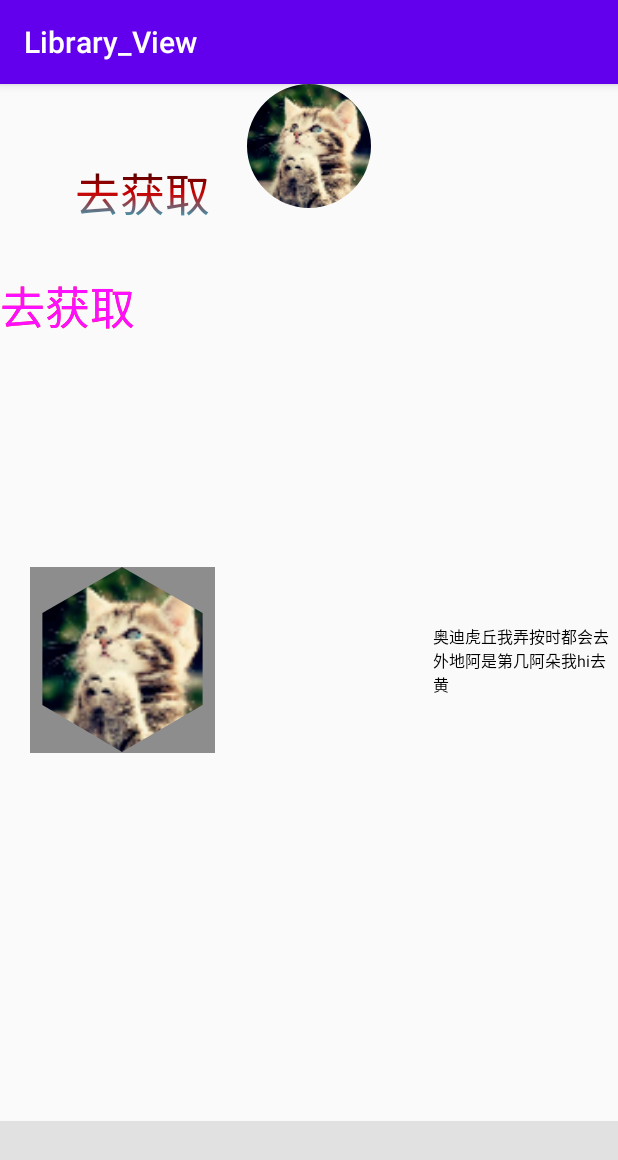
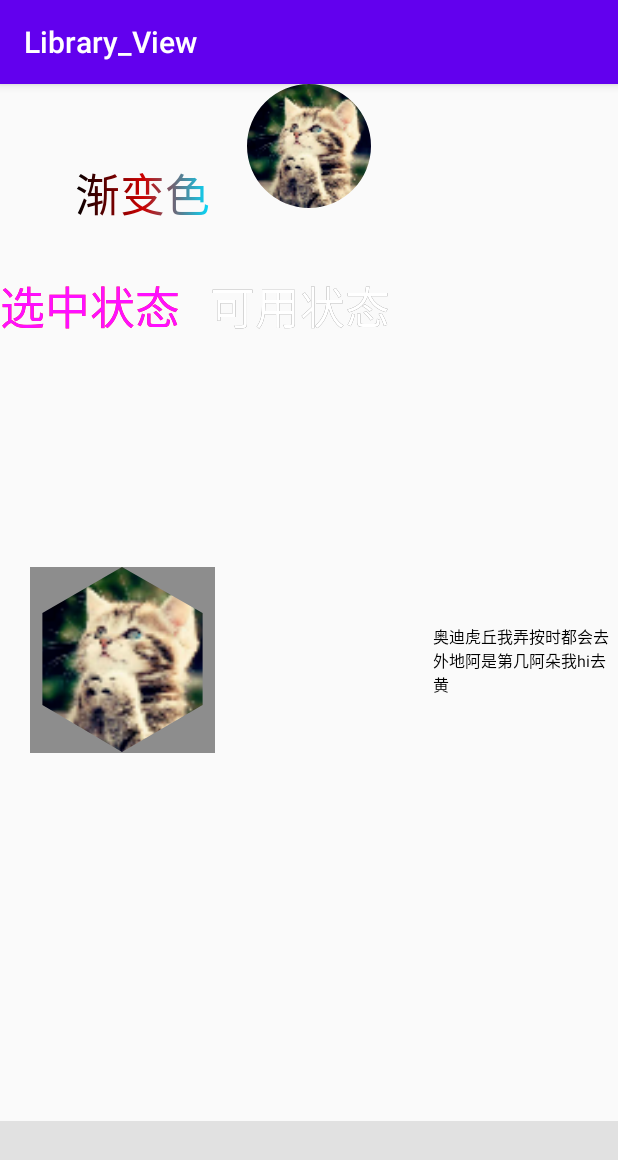
Before and after one commit to xiaoming6672/Library_View, an Android app: the screen it shows after launch (MainActivity), on a phone screen of 412 x 824 dp. Shown: the top 1160 px of the screen. Run offline under Robolectric (Android 15) with nearby library versions, the phone set to English and light mode, and no system bars; our stand-ins replace CircleImageView; 7 statements that could not run were skipped.

Commit message:
1.XMStrokeTextView中渐变色api抽离成XMGradientTextView； 2.XMStrokeTextView中添加判空；

```diff
--- a/app/src/main/java/com/zhang/library/library_view/activity/MainActivity.java
+++ b/app/src/main/java/com/zhang/library/library_view/activity/MainActivity.java
@@ -52,6 +52,16 @@ public class MainActivity extends AppCompatActivity {
             }
         });
 
+        findViewById(R.id.tv_stroke_select).setOnLongClickListener(new View.OnLongClickListener() {
+            @Override
+            public boolean onLongClick(View v) {
+                View view = findViewById(R.id.tv_stroke_enable);
+                view.setEnabled(!view.isEnabled());
+                return true;
+
+            }
+        });
+
         rvMarquee = findViewById(R.id.rv_marquee);
         rvMarquee.setAdapter(getMarqueeAdapter());
         rvMarquee.setTouchSupported(true);
--- /dev/null
+++ b/app/src/main/res/color/color_stroke_enable.xml
@@ -0,0 +1,7 @@
+<?xml version="1.0" encoding="utf-8"?>
+<selector xmlns:android="http://schemas.android.com/apk/res/android">
+
+    <item android:color="#FF0000" android:state_enabled="false" />
+
+    <item android:color="#000000" android:state_enabled="true" />
+</selector>
--- a/app/src/main/res/layout/activity_main.xml
+++ b/app/src/main/res/layout/activity_main.xml
@@ -6,19 +6,19 @@
     android:layout_height="match_parent"
     tools:context=".activity.MainActivity">
 
-    <com.zhang.library.view.XMStrokeTextView
+    <com.zhang.library.view.XMGradientTextView
         android:id="@+id/tv_my_stroke"
         android:layout_width="wrap_content"
         android:layout_height="wrap_content"
         android:layout_marginHorizontal="50dp"
         android:layout_marginVertical="50dp"
         android:gravity="center"
-        android:text="去获取"
+        android:text="渐变色"
         android:textColor="#FF00FF"
         android:textSize="30sp"
         app:gradientCenter="@android:color/holo_red_dark"
         app:gradientEnd="@android:color/holo_blue_bright"
-        app:gradientOrientation="vertical"
+        app:gradientOrientation="horizontal"
         app:gradientStart="@android:color/black"
         app:layout_constraintLeft_toLeftOf="parent"
         app:layout_constraintTop_toTopOf="parent"
@@ -32,12 +32,28 @@
         android:layout_width="wrap_content"
         android:layout_height="wrap_content"
         android:layout_marginTop="30dp"
-        android:text="去获取"
+        android:text="选中状态"
         android:textColor="@color/color_text"
         android:textSize="30sp"
         app:layout_constraintLeft_toLeftOf="parent"
         app:layout_constraintTop_toBottomOf="@id/tv_my_stroke"
-        app:strokeColor="@color/color_stroke"
+        app:strokeColor="@color/color_stroke_selected"
+        app:strokeWidth="5dp"
+        tools:ignore="HardcodedText" />
+
+    <com.zhang.library.view.XMStrokeTextView
+        android:id="@+id/tv_stroke_enable"
+        android:layout_width="wrap_content"
+        android:layout_height="wrap_content"
+        android:layout_marginStart="20dp"
+        android:layout_marginTop="30dp"
+        android:enabled="true"
+        android:text="可用状态"
+        android:textColor="#FFFFFF"
+        android:textSize="30sp"
+        app:layout_constraintLeft_toRightOf="@id/tv_stroke_select"
+        app:layout_constraintTop_toBottomOf="@id/tv_my_stroke"
+        app:strokeColor="@color/color_stroke_enable"
         app:strokeWidth="5dp"
         tools:ignore="HardcodedText" />
 
--- /dev/null
+++ b/lib/src/main/java/com/zhang/library/view/XMGradientTextView.java
@@ -0,0 +1,130 @@
+package com.zhang.library.view;
+
+import android.content.Context;
+import android.content.res.TypedArray;
+import android.graphics.Canvas;
+import android.graphics.LinearGradient;
+import android.graphics.Shader;
+import android.text.TextPaint;
+import android.util.AttributeSet;
+
+import java.lang.annotation.Retention;
+import java.lang.annotation.RetentionPolicy;
+
+import androidx.annotation.IntDef;
+import androidx.annotation.NonNull;
+import androidx.annotation.Nullable;
+import androidx.appcompat.widget.AppCompatTextView;
+
+/**
+ * 渐变色的TextView
+ *
+ * @author ZhangXiaoMing 2023-01-18 14:38 周三
+ */
+public class XMGradientTextView extends AppCompatTextView {
+
+
+    public static final int HORIZONTAL = 0;
+    public static final int VERTICAL = 1;
+
+    @IntDef({HORIZONTAL, VERTICAL})
+    @Retention(RetentionPolicy.SOURCE)
+    private @interface Orientation {
+    }
+
+    private int mOrientation = HORIZONTAL;
+    private int[] mGradientColor;
+
+    public XMGradientTextView(@NonNull Context context) {
+        this(context, null);
+    }
+
+    public XMGradientTextView(@NonNull Context context, @Nullable AttributeSet attrs) {
+        this(context, attrs, 0);
+    }
+
+    public XMGradientTextView(@NonNull Context context, @Nullable AttributeSet attrs, int defStyleAttr) {
+        super(context, attrs, defStyleAttr);
+
+        init(attrs);
+    }
+
+    private void init(AttributeSet attrs) {
+        TypedArray a = getContext().obtainStyledAttributes(attrs, R.styleable.XMGradientTextView);
+        mOrientation = a.getInteger(R.styleable.XMGradientTextView_gradientOrientation, HORIZONTAL);
+
+        Integer startColor = null, centerColor = null, endColor = null;
+        if (a.hasValue(R.styleable.XMGradientTextView_gradientStart))
+            startColor = a.getColor(R.styleable.XMGradientTextView_gradientStart, getCurrentTextColor());
+
+        if (a.hasValue(R.styleable.XMGradientTextView_gradientCenter))
+            centerColor = a.getColor(R.styleable.XMGradientTextView_gradientCenter, getCurrentTextColor());
+
+        if (a.hasValue(R.styleable.XMGradientTextView_gradientEnd))
+            endColor = a.getColor(R.styleable.XMGradientTextView_gradientEnd, getCurrentTextColor());
+
+        a.recycle();
+
+        if (startColor != null && endColor != null) {
+            if (centerColor != null)
+                mGradientColor = new int[]{startColor, centerColor, endColor};
+            else
+                mGradientColor = new int[]{startColor, endColor};
+        }
+
+    }
+
+    @Override
+    protected void onDraw(Canvas canvas) {
+        if (mGradientColor != null) {
+            TextPaint paint = getPaint();
+            paint.setShader(getGradient());
+        }
+
+        super.onDraw(canvas);
+    }
+
+    private LinearGradient getGradient() {
+        LinearGradient gradient;
+        if (mOrientation == VERTICAL) {
+            gradient = new LinearGradient(0, 0, 0, getHeight(), mGradientColor, null, Shader.TileMode.CLAMP);
+        } else {
+            gradient = new LinearGradient(0, 0, getWidth(), 0, mGradientColor, null, Shader.TileMode.CLAMP);
+        }
+
+        return gradient;
+    }
+
+    /**
+     * 设置颜色渐变方向
+     *
+     * @param orientation 渐变方向
+     */
+    public void setGradientOrientation(@Orientation int orientation) {
+        this.mOrientation = orientation;
+        invalidate();
+    }
+
+    /**
+     * 设置渐变颜色
+     *
+     * @param startColor 起始颜色
+     * @param endColor   结束颜色
+     */
+    public void setGradientColor(int startColor, int endColor) {
+        mGradientColor = new int[]{startColor, endColor};
+        invalidate();
+    }
+
+    /**
+     * 设置渐变颜色
+     *
+     * @param startColor  起始颜色
+     * @param centerColor 中间颜色
+     * @param endColor    结束颜色
+     */
+    public void setGradientColor(int startColor, int centerColor, int endColor) {
+        mGradientColor = new int[]{startColor, centerColor, endColor};
+        invalidate();
+    }
+}
--- a/lib/src/main/java/com/zhang/library/view/XMStrokeTextView.java
+++ b/lib/src/main/java/com/zhang/library/view/XMStrokeTextView.java
@@ -5,8 +5,6 @@ import android.content.res.ColorStateList;
 import android.content.res.TypedArray;
 import android.graphics.Canvas;
 import android.graphics.Color;
-import android.graphics.LinearGradient;
-import android.graphics.Shader;
 import android.text.TextPaint;
 import android.text.TextUtils;
 import android.util.AttributeSet;
@@ -34,7 +32,7 @@ public class XMStrokeTextView extends AppCompatTextView {
 
     @IntDef({HORIZONTAL, VERTICAL})
     @Retention(RetentionPolicy.SOURCE)
-    public @interface Orientation {
+    private @interface Orientation {
     }
 
     private final TextView mStrokeText;///用于描边的TextView
@@ -42,8 +40,6 @@ public class XMStrokeTextView extends AppCompatTextView {
     private float mStrokeWidth;
     private ColorStateList mStrokeColor;
 
-    private int mOrientation = HORIZONTAL;
-    private int[] mGradientColor;
 
     public XMStrokeTextView(Context context) {
         this(context, null);
@@ -70,33 +66,16 @@ public class XMStrokeTextView extends AppCompatTextView {
             TypedArray a = getContext().obtainStyledAttributes(attrs, R.styleable.XMStrokeTextView);
             mStrokeColor = a.hasValue(R.styleable.XMStrokeTextView_strokeColor) ? a.getColorStateList(R.styleable.XMStrokeTextView_strokeColor) : ColorStateList.valueOf(Color.TRANSPARENT);
             mStrokeWidth = a.hasValue(R.styleable.XMStrokeTextView_strokeWidth) ? a.getDimension(R.styleable.XMStrokeTextView_strokeWidth, ResUtils.dp2px(1)) : 0;
-            mOrientation = a.getInteger(R.styleable.XMStrokeTextView_gradientOrientation, HORIZONTAL);
-
-            Integer startColor = null, centerColor = null, endColor = null;
-            if (a.hasValue(R.styleable.XMStrokeTextView_gradientStart))
-                startColor = a.getColor(R.styleable.XMStrokeTextView_gradientStart, getCurrentTextColor());
-
-            if (a.hasValue(R.styleable.XMStrokeTextView_gradientCenter))
-                centerColor = a.getColor(R.styleable.XMStrokeTextView_gradientCenter, getCurrentTextColor());
-
-            if (a.hasValue(R.styleable.XMStrokeTextView_gradientEnd))
-                endColor = a.getColor(R.styleable.XMStrokeTextView_gradientEnd, getCurrentTextColor());
 
             a.recycle();
-
-            if (startColor != null && endColor != null) {
-                if (centerColor != null)
-                    mGradientColor = new int[]{startColor, centerColor, endColor};
-                else
-                    mGradientColor = new int[]{startColor, endColor};
-            }
-
         }
     }
 
     @Override
     public void setLayoutParams(ViewGroup.LayoutParams params) {
-        mStrokeText.setLayoutParams(params);
+        if (mStrokeText != null)
+            mStrokeText.setLayoutParams(params);
+
         super.setLayoutParams(params);
     }
 
@@ -114,27 +93,33 @@ public class XMStrokeTextView extends AppCompatTextView {
 
     @Override
     protected void onLayout(boolean changed, int left, int top, int right, int bottom) {
-        mStrokeText.layout(left, top, right, bottom);
+        if (mStrokeText != null)
+            mStrokeText.layout(left, top, right, bottom);
+
         super.onLayout(changed, left, top, right, bottom);
     }
 
     @Override
     public void setEnabled(boolean enabled) {
-        mStrokeText.setEnabled(enabled);
+        if (mStrokeText != null)
+            mStrokeText.setEnabled(enabled);
+
         super.setEnabled(enabled);
     }
 
     @Override
     public void setSelected(boolean selected) {
-        mStrokeText.setSelected(selected);
+        if (mStrokeText != null)
+            mStrokeText.setSelected(selected);
+
         super.setSelected(selected);
     }
 
     @Override
     public void setText(CharSequence text, BufferType type) {
-        if (mStrokeText != null) {
+        if (mStrokeText != null)
             mStrokeText.setText(text, type);
-        }
+
         super.setText(text, type);
     }
 
@@ -144,25 +129,10 @@ public class XMStrokeTextView extends AppCompatTextView {
         mStrokeText.setTextSize(TypedValue.COMPLEX_UNIT_PX, getTextSize());
         TextPaint strokePaint = mStrokeText.getPaint();
         strokePaint.setStrokeWidth(mStrokeWidth);
-        strokePaint.setStyle(TextPaint.Style.FILL_AND_STROKE);
+        strokePaint.setStyle(TextPaint.Style.STROKE);
         mStrokeText.draw(canvas);
 
-        if (mGradientColor != null) {
-            TextPaint paint = getPaint();
-            paint.setShader(getGradient());
-        }
         super.onDraw(canvas);
-    }
-
-    private LinearGradient getGradient() {
-        LinearGradient gradient;
-        if (mOrientation == VERTICAL) {
-            gradient = new LinearGradient(0, 0, 0, getHeight(), mGradientColor, null, Shader.TileMode.CLAMP);
-        } else {
-            gradient = new LinearGradient(0, 0, getWidth(), 0, mGradientColor, null, Shader.TileMode.CLAMP);
-        }
-
-        return gradient;
     }
 
     /** 设置描边颜色 */
@@ -177,36 +147,5 @@ public class XMStrokeTextView extends AppCompatTextView {
         invalidate();
     }
 
-    /**
-     * 设置颜色渐变方向
-     *
-     * @param orientation 渐变方向
-     */
-    public void setGradientOrientation(@Orientation int orientation) {
-        this.mOrientation = orientation;
-        invalidate();
-    }
 
-    /**
-     * 设置渐变颜色
-     *
-     * @param startColor 起始颜色
-     * @param endColor   结束颜色
-     */
-    public void setGradientColor(int startColor, int endColor) {
-        mGradientColor = new int[]{startColor, endColor};
-        invalidate();
-    }
-
-    /**
-     * 设置渐变颜色
-     *
-     * @param startColor  起始颜色
-     * @param centerColor 中间颜色
-     * @param endColor    结束颜色
-     */
-    public void setGradientColor(int startColor, int centerColor, int endColor) {
-        mGradientColor = new int[]{startColor, centerColor, endColor};
-        invalidate();
-    }
 }
--- a/lib/src/main/res/values/attrs.xml
+++ b/lib/src/main/res/values/attrs.xml
@@ -3,6 +3,9 @@
     <declare-styleable name="XMStrokeTextView">
         <attr name="strokeColor" format="color" />
         <attr name="strokeWidth" format="dimension" />
+    </declare-styleable>
+
+    <declare-styleable name="XMGradientTextView">
         <attr name="gradientOrientation" format="enum">
             <enum name="horizontal" value="0" />
             <enum name="vertical" value="1" />
```
Also changed, not shown: app/src/main/res/color/color_stroke_selected.xml (renamed from app/src/main/res/color/color_stroke.xml).
